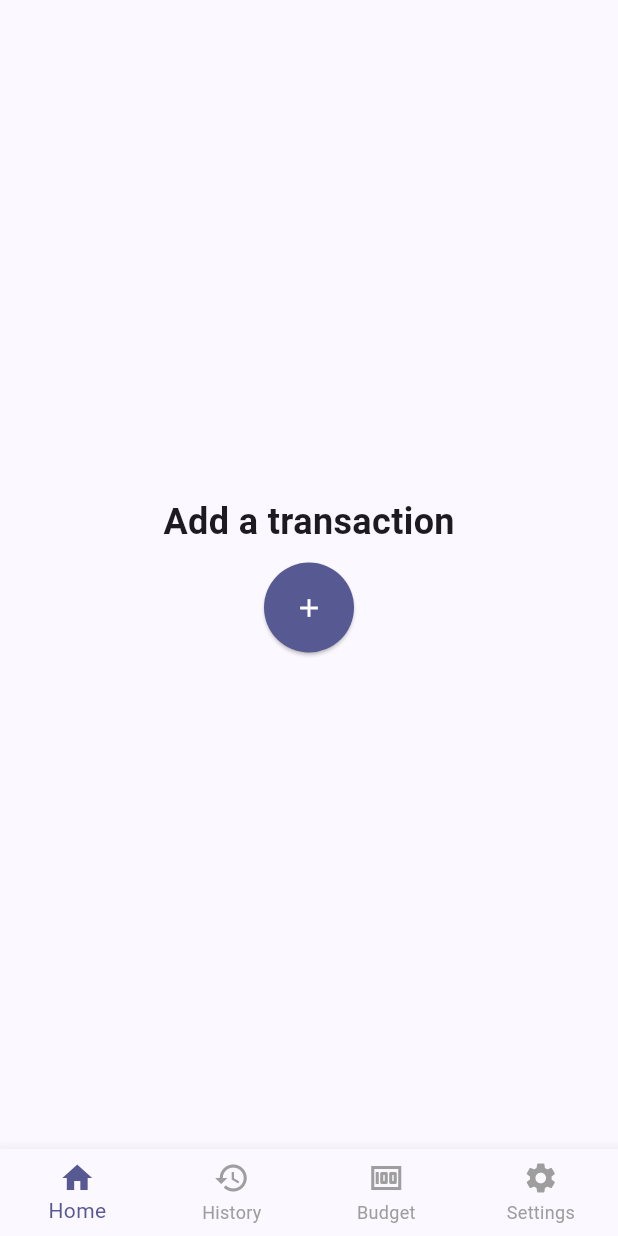
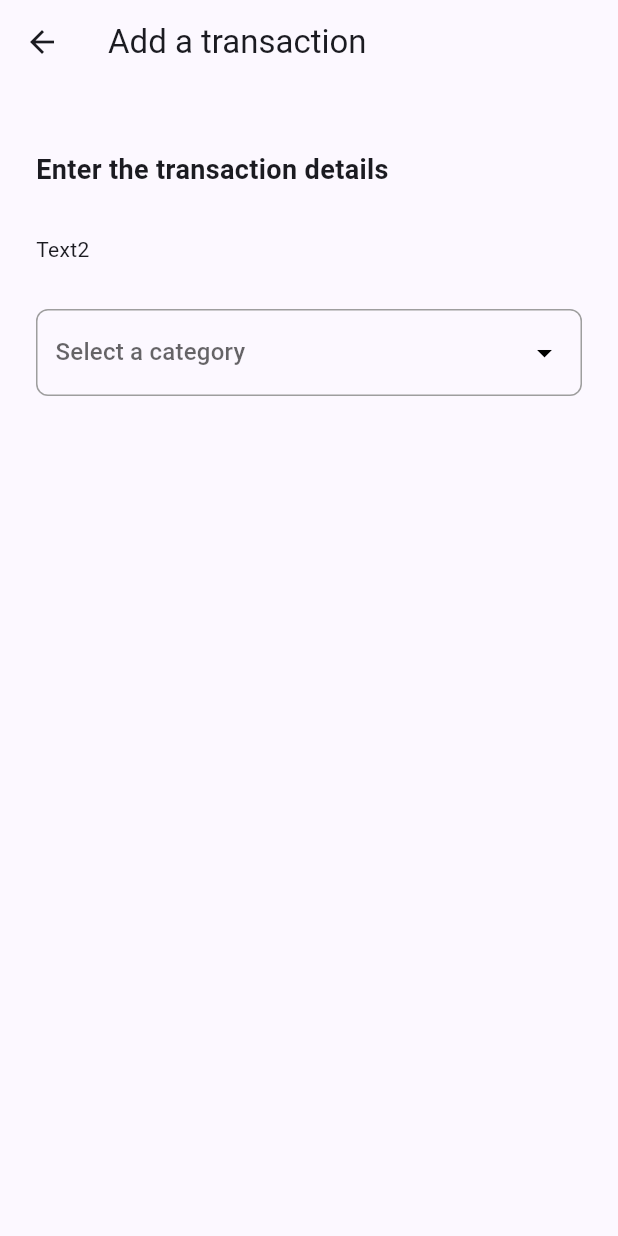
Before and after one commit to MihneaG17/FlutterMobileApp, a Flutter app: the screen it shows after launch, after a tap on the "add" icon, on a phone screen of 412 x 824 dp. Run offline on Flutter 3.47's test engine with Material 3 defaults, Android fonts, the phone set to English and light mode, and no system bars.

Commit message:
Added a 'New Transaction' page

```diff
--- a/lib/main.dart
+++ b/lib/main.dart
@@ -1,4 +1,5 @@
 import 'package:flutter/material.dart';
+import 'package:moneyapp/pages/add_transactions_page.dart';
 
 void main() {
   runApp(const MyApp());
@@ -55,14 +56,16 @@ class _HomeScreenState extends State<HomeScreen> {
             ),
             const SizedBox(height: 10),
             ElevatedButton(
-              onPressed: () {},
+              onPressed: () {
+                Navigator.push(context, MaterialPageRoute(builder: (context) => AddTransactionScreen()));
+              },
              child: Icon(Icons.add, color: Colors.white, size: 20,),
               style: ElevatedButton.styleFrom(
                 shape: CircleBorder(),
                 padding: EdgeInsets.all(20.0),
                 backgroundColor: themeElemColor.colorScheme.primary,
                 foregroundColor: Colors.red,
-              ) ,
+              )
             ),
             ],
           ),
--- /dev/null
+++ b/lib/pages/add_transactions_page.dart
@@ -0,0 +1,65 @@
+import 'package:flutter/material.dart';
+
+
+class AddTransactionScreen extends StatefulWidget {
+
+
+  AddTransactionScreen({super.key});
+
+  @override
+  State<AddTransactionScreen> createState() => _AddTransactionScreenState();
+}
+
+class _AddTransactionScreenState extends State<AddTransactionScreen> {
+  final typeItems = ['Food', 'Travel', 'Entertainment', 'Utilities', 'Other'];
+
+  String? selectedValue;
+
+  @override
+  Widget build(BuildContext context) {
+    return Scaffold(
+      appBar: AppBar(
+        title: const Text('Add a transaction'),
+      ),
+      body: Center(
+        child: Padding(
+          padding: const EdgeInsets.all(24.0),
+
+          child: Column(
+
+            crossAxisAlignment: CrossAxisAlignment.stretch,
+            children: <Widget>[
+              const SizedBox(height: 20),
+              Text('Enter the transaction details', style: TextStyle(fontSize: 18, fontWeight: FontWeight.bold)),
+              const SizedBox(height: 30),
+              Text('Text2'),
+              const SizedBox(height: 30),
+              Container(
+                padding: const EdgeInsets.symmetric(horizontal: 12, vertical: 4),
+                decoration: BoxDecoration(
+                  borderRadius: BorderRadius.circular(8),
+                  border: Border.all(color: Colors.grey, width: 1)
+                ),
+                child: DropdownButtonHideUnderline(
+                  child: DropdownButton<String>(
+                    value: selectedValue,
+                    hint: const Text('Select a category'),
+                    isExpanded: true,
+                    icon: const Icon(Icons.arrow_drop_down, color: Colors.black),
+                    items: typeItems.map((String item) {
+                      return DropdownMenuItem<String> (value: item, child: Text(item));
+                    }).toList(),
+                    onChanged: (String? newValue) {
+                      setState(() {
+                        selectedValue=newValue;
+                      });
+                    },
+                  ))
+              ),
+            ],
+          ),
+        ),
+      ),
+    );
+  }
+}
```
